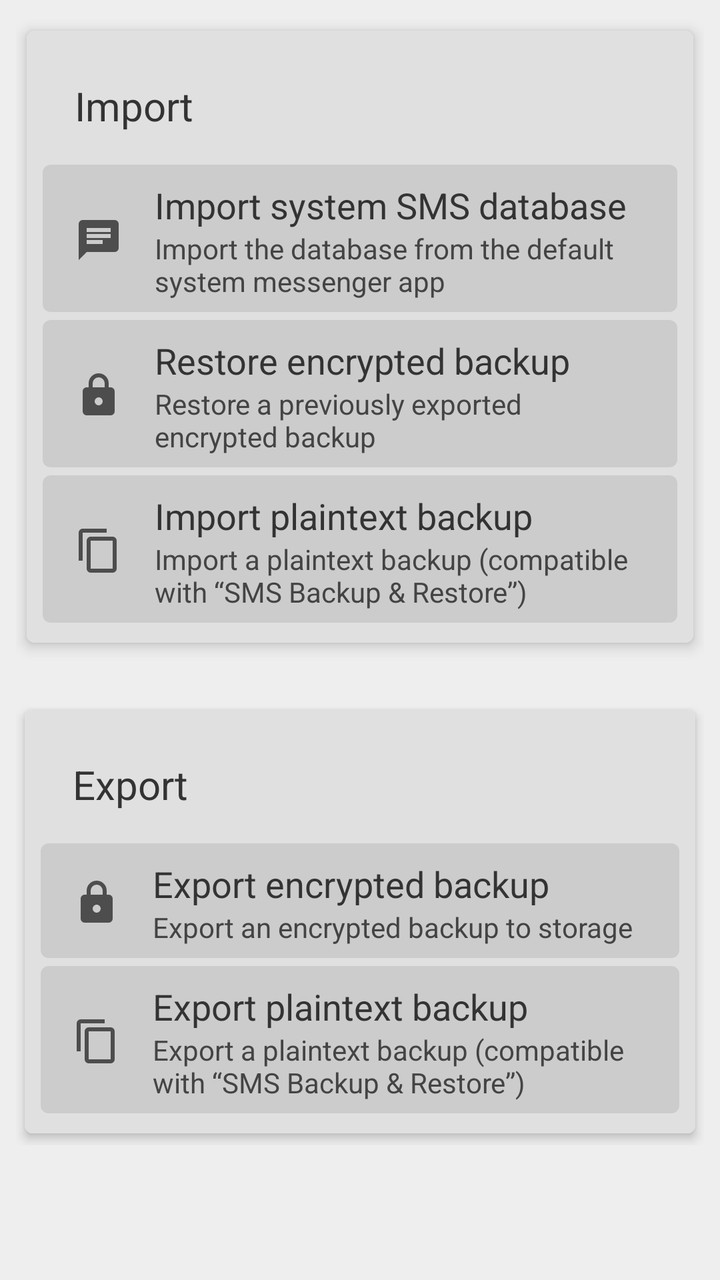
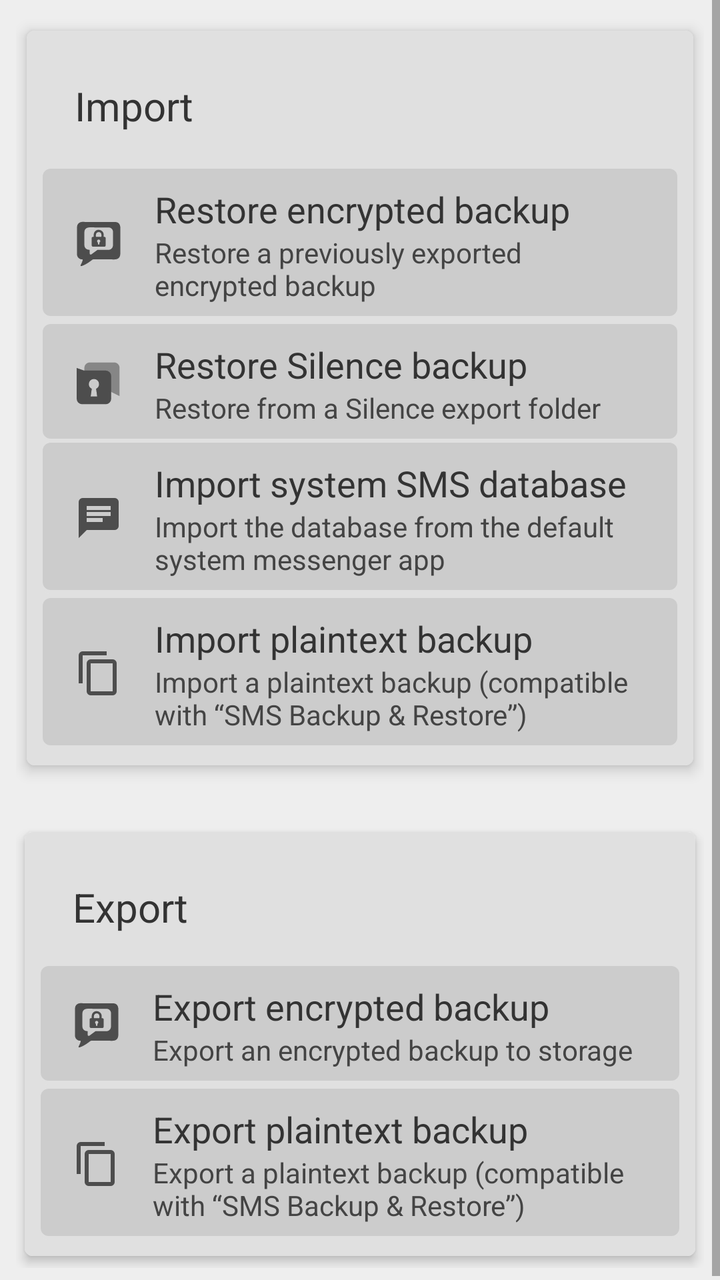

Two renders of the same Android screen: before a commit and after it. Below are the layout's source before the change and the commit's diff.
<!-- AndroidManifest.xml: application theme Theme.SMSecure -->
<!-- res/layout/import_export_fragment.xml -->
<?xml version="1.0" encoding="utf-8"?>
<ScrollView xmlns:android="http://schemas.android.com/apk/res/android"
    xmlns:card_view="http://schemas.android.com/apk/res-auto"
    android:layout_width="match_parent"
    android:layout_height="match_parent"
    android:gravity="center_vertical">

    <LinearLayout
        android:layout_width="match_parent"
        android:layout_height="wrap_content"
        android:gravity="center_vertical"
        android:orientation="vertical"
        android:padding="8dp">

        <androidx.cardview.widget.CardView
            android:layout_width="match_parent"
            android:layout_height="wrap_content"
            card_view:cardCornerRadius="@dimen/message_bubble_corner_radius"
            card_view:cardElevation="@dimen/message_bubble_corner_radius"
            card_view:cardUseCompatPadding="true">

            <LinearLayout
                android:layout_width="match_parent"
                android:layout_height="wrap_content"
                android:background="?attr/appColorBackgroundSecondary"
                android:orientation="vertical"
                android:padding="8dp">

                <FrameLayout
                    android:layout_width="match_parent"
                    android:layout_height="wrap_content"
                    android:padding="16dp">

                    <TextView
                        android:layout_width="wrap_content"
                        android:layout_height="wrap_content"
                        android:text="@string/Import"
                        android:textAppearance="@style/SMSecure.TextAppearance.Title"
                        android:textSize="20sp" />

                </FrameLayout>

                <LinearLayout
                    android:id="@+id/import_sms"
                    android:layout_width="match_parent"
                    android:layout_height="wrap_content"
                    android:background="@drawable/bg_import_export_item"
                    android:clickable="true"
                    android:focusable="true"
                    android:gravity="center_vertical"
                    android:orientation="horizontal"
                    android:padding="8dp">

                    <ImageView
                        android:layout_width="wrap_content"
                        android:layout_height="wrap_content"
                        android:layout_marginStart="8dp"
                        android:layout_marginEnd="8dp"
                        android:contentDescription="@string/import_fragment__import_system_sms_database"
                        android:src="@drawable/ic_message_text" />

                    <LinearLayout
                        android:layout_width="wrap_content"
                        android:layout_height="wrap_content"
                        android:orientation="vertical">

                        <TextView
                            android:layout_width="match_parent"
                            android:layout_height="wrap_content"
                            android:layout_marginStart="8dp"
                            android:layout_marginEnd="8dp"
                            android:gravity="start"
                            android:text="@string/import_fragment__import_system_sms_database"
                            android:textAppearance="@style/SMSecure.TextAppearance.Title" />

                        <TextView
                            android:layout_width="match_parent"
                            android:layout_height="wrap_content"
                            android:layout_marginStart="8dp"
                            android:layout_marginEnd="8dp"
                            android:gravity="start"
                            android:text="@string/import_fragment__import_the_database_from_the_default_system"
                            android:textAppearance="@style/SMSecure.TextAppearance.Subtitle" />

                    </LinearLayout>
                </LinearLayout>

                <LinearLayout
                    android:id="@+id/import_encrypted_backup"
                    android:layout_width="match_parent"
                    android:layout_height="wrap_content"
                    android:background="@drawable/bg_import_export_item"
                    android:clickable="true"
                    android:focusable="true"
                    android:gravity="center_vertical"
                    android:orientation="horizontal"
                    android:layout_marginTop="2dp"
                    android:padding="8dp">

                    <ImageView
                        android:layout_width="wrap_content"
                        android:layout_height="wrap_content"
                        android:layout_marginStart="8dp"
                        android:layout_marginEnd="8dp"
                        android:contentDescription="@string/import_fragment__restore_encrypted_backup"
                        android:src="@drawable/ic_lock" />

                    <LinearLayout
                        android:layout_width="wrap_content"
                        android:layout_height="wrap_content"
                        android:orientation="vertical">

                        <TextView
                            android:layout_width="match_parent"
                            android:layout_height="wrap_content"
                            android:layout_marginStart="8dp"
                            android:layout_marginEnd="8dp"
                            android:gravity="start"
                            android:text="@string/import_fragment__restore_encrypted_backup"
                            android:textAppearance="@style/SMSecure.TextAppearance.Title" />

                        <TextView
                            android:layout_width="match_parent"
                            android:layout_height="wrap_content"
                            android:layout_marginStart="8dp"
                            android:layout_marginEnd="8dp"
                            android:gravity="start"
                            android:text="@string/import_fragment__restore_a_previously_exported_encrypted_backup"
                            android:textAppearance="@style/SMSecure.TextAppearance.Subtitle" />
                    </LinearLayout>
                </LinearLayout>

                <LinearLayout
                    android:id="@+id/import_plaintext_backup"
                    android:layout_width="match_parent"
                    android:layout_height="wrap_content"
                    android:background="@drawable/bg_import_export_item"
                    android:clickable="true"
                    android:focusable="true"
                    android:gravity="center_vertical"
                    android:orientation="horizontal"
                    android:layout_marginTop="2dp"
                    android:padding="8dp">

                    <ImageView
                        android:layout_width="wrap_content"
                        android:layout_height="wrap_content"
                        android:layout_marginStart="8dp"
                        android:layout_marginEnd="8dp"
                        android:contentDescription="@string/import_fragment__import_plaintext_backup"
                        android:src="@drawable/ic_content_copy" />

                    <LinearLayout
                        android:layout_width="wrap_content"
                        android:layout_height="wrap_content"
                        android:orientation="vertical">

                        <TextView
                            android:layout_width="match_parent"
                            android:layout_height="wrap_content"
                            android:layout_marginStart="8dp"
                            android:layout_marginEnd="8dp"
                            android:gravity="start"
                            android:text="@string/import_fragment__import_plaintext_backup"
                            android:textAppearance="@style/SMSecure.TextAppearance.Title" />

                        <TextView
                            android:layout_width="match_parent"
                            android:layout_height="wrap_content"
                            android:layout_marginStart="8dp"
                            android:layout_marginEnd="8dp"
                            android:gravity="start"
                            android:text="@string/import_fragment__import_a_plaintext_backup_file"
                            android:textAppearance="@style/SMSecure.TextAppearance.Subtitle" />
                    </LinearLayout>
                </LinearLayout>

            </LinearLayout>

        </androidx.cardview.widget.CardView>

        <androidx.cardview.widget.CardView
            android:layout_width="match_parent"
            android:layout_height="wrap_content"
            android:layout_marginTop="20dp"
            card_view:cardCornerRadius="@dimen/message_bubble_corner_radius"
            card_view:cardElevation="3dp"
            card_view:cardUseCompatPadding="true">

            <LinearLayout
                android:layout_width="match_parent"
                android:layout_height="wrap_content"
                android:background="?attr/appColorBackgroundSecondary"
                android:orientation="vertical"
                android:padding="8dp">

                <FrameLayout
                    android:layout_width="match_parent"
                    android:layout_height="wrap_content"
                    android:padding="16dp">

                    <TextView
                        android:layout_width="wrap_content"
                        android:layout_height="wrap_content"
                        android:text="@string/ExportFragment_export"
                        android:textAppearance="@style/SMSecure.TextAppearance.Title"
                        android:textSize="20sp" />
                </FrameLayout>

                <LinearLayout
                    android:id="@+id/export_encrypted_backup"
                    android:layout_width="match_parent"
                    android:layout_height="wrap_content"
                    android:background="@drawable/bg_import_export_item"
                    android:clickable="true"
                    android:focusable="true"
                    android:gravity="center_vertical"
                    android:orientation="horizontal"
                    android:padding="8dp">

                    <ImageView
                        android:layout_width="wrap_content"
                        android:layout_height="wrap_content"
                        android:layout_marginStart="8dp"
                        android:layout_marginEnd="8dp"
                        android:contentDescription="@string/export_fragment__export_encrypted_backup"
                        android:src="@drawable/ic_lock" />

                    <LinearLayout
                        android:layout_width="wrap_content"
                        android:layout_height="wrap_content"
                        android:orientation="vertical">

                        <TextView
                            android:layout_width="match_parent"
                            android:layout_height="wrap_content"
                            android:layout_marginStart="8dp"
                            android:layout_marginEnd="8dp"
                            android:gravity="start"
                            android:text="@string/export_fragment__export_encrypted_backup"
                            android:textAppearance="@style/SMSecure.TextAppearance.Title" />

                        <TextView
                            android:layout_width="match_parent"
                            android:layout_height="wrap_content"
                            android:layout_marginStart="8dp"
                            android:layout_marginEnd="8dp"
                            android:gravity="start"
                            android:text="@string/export_fragment__export_an_encrypted_backup_to_storage"
                            android:textAppearance="@style/SMSecure.TextAppearance.Subtitle" />
                    </LinearLayout>
                </LinearLayout>

                <LinearLayout
                    android:id="@+id/export_plaintext_backup"
                    android:layout_width="match_parent"
                    android:layout_height="wrap_content"
                    android:background="@drawable/bg_import_export_item"
                    android:clickable="true"
                    android:focusable="true"
                    android:gravity="center_vertical"
                    android:orientation="horizontal"
                    android:layout_marginTop="2dp"
                    android:padding="8dp">

                    <ImageView
                        android:layout_width="wrap_content"
                        android:layout_height="wrap_content"
                        android:layout_marginStart="8dp"
                        android:layout_marginEnd="8dp"
                        android:contentDescription="@string/export_fragment__export_plaintext_backup"
                        android:src="@drawable/ic_content_copy" />

                    <LinearLayout
                        android:layout_width="wrap_content"
                        android:layout_height="wrap_content"
                        android:orientation="vertical">

                        <TextView
                            android:layout_width="match_parent"
                            android:layout_height="wrap_content"
                            android:layout_marginStart="8dp"
                            android:layout_marginEnd="8dp"
                            android:gravity="start"
                            android:text="@string/export_fragment__export_plaintext_backup"
                            android:textAppearance="@style/SMSecure.TextAppearance.Title" />

                        <TextView
                            android:layout_width="match_parent"
                            android:layout_height="wrap_content"
                            android:layout_marginStart="8dp"
                            android:layout_marginEnd="8dp"
                            android:gravity="start"
                            android:text="@string/export_fragment__export_a_plaintext_backup_compatible_with"
                            android:textAppearance="@style/SMSecure.TextAppearance.Subtitle" />
                    </LinearLayout>
                </LinearLayout>

            </LinearLayout>
        </androidx.cardview.widget.CardView>

    </LinearLayout>
</ScrollView>
<!-- resources referenced by this layout -->
<resources>
  <dimen name="message_bubble_corner_radius">4dp</dimen>
  <string name="ExportFragment_export">Export</string>
  <string name="Import">Import</string>
  <string name="export_fragment__export_a_plaintext_backup_compatible_with">Export a plaintext backup (compatible with “SMS Backup &amp; Restore”)</string>
  <string name="export_fragment__export_an_encrypted_backup_to_storage">Export an encrypted backup to storage</string>
  <string name="export_fragment__export_encrypted_backup">Export encrypted backup</string>
  <string name="export_fragment__export_plaintext_backup">Export plaintext backup</string>
  <string name="import_fragment__import_a_plaintext_backup_file">Import a plaintext backup (compatible with “SMS Backup &amp; Restore”)</string>
  <string name="import_fragment__import_plaintext_backup">Import plaintext backup</string>
  <string name="import_fragment__import_system_sms_database">Import system SMS database</string>
  <string name="import_fragment__import_the_database_from_the_default_system">Import the database from the default system messenger app</string>
  <string name="import_fragment__restore_a_previously_exported_encrypted_backup">Restore a previously exported encrypted backup</string>
  <string name="import_fragment__restore_encrypted_backup">Restore encrypted backup</string>
  <style name="SMSecure.TextAppearance.Subtitle" parent="TextAppearance.AppCompat.Small">
          <item name="android:textColor">?attr/appColorTextSubtitle</item>
      </style>
  <style name="SMSecure.TextAppearance.Title" parent="TextAppearance.AppCompat.Medium">
          <item name="android:textColor">?attr/appColorTextTitle</item>
      </style>
  <color name="white">#ffffffff</color>
  <color name="black">#ff000000</color>
  <color name="grey_600">#757575</color>
  <color name="white_transparent25">#BFffffff</color>
  <color name="blue_400">#42A5F5</color>
  <color name="gray12">#ffe0e0e0</color>
  <color name="gray5">#ffeeeeee</color>
  <color name="gray20">#ffcccccc</color>
  <color name="gray50">#ff808080</color>
  <color name="gray70">#ff4d4d4d</color>
  <color name="gray73">#ff444444</color>
  <color name="gray80">#ff333333</color>
  <color name="cyan_500">#00BCD4</color>
  <color name="primary_color">@color/blue_500</color>
  <color name="gray15">#ffd8d8d8</color>
  <color name="black_transparent60">#66000000</color>
  <color name="black_transparent37">#A0000000</color>
  <color name="grey_800">#424242</color>
  <color name="grey_900">#212121</color>
  <color name="gray80_transparent60">#66333333</color>
  <color name="black_transparent87">#22000000</color>
  <color name="gray95">#ff111111</color>
  <color name="black_transparent40">#99000000</color>
  <style name="SMSecure.OverflowButton" parent="Widget.AppCompat.ActionButton.Overflow">
          <item name="android:tint">?attr/appColorToolbarControl</item>
      </style>
  <style name="Widget.SMSecure.PopupWindow" parent="Widget.AppCompat.PopupWindow">
          <item name="android:popupBackground">?attr/appColorPopupBackground</item>
      </style>
  <color name="blue_500">#2196F3</color>
  <style name="SMSecure.TextAppearance.ActionMode.Title" parent="TextAppearance.AppCompat.Title">
          <item name="android:textColor">?attr/appColorToolbarTextTitle</item>
      </style>
  <style name="SMSecure.TextAppearance.ActionMode.Subtitle" parent="TextAppearance.AppCompat.Small">
          <item name="android:textColor">?attr/appColorToolbarTextSubtitle</item>
      </style>
  <style name="TextAppearance.SMSecure.DialogTitle" parent="TextAppearance.AppCompat.Title">
          <item name="android:shadowColor">@android:color/transparent</item>
      </style>
  <color name="transparent">#00000000</color>
</resources>

<!-- the commit's change to res/layout/import_export_fragment.xml (unified diff, before → after) -->
@@ -41,6 +41,96 @@
                 </FrameLayout>
 
                 <LinearLayout
+                    android:id="@+id/import_encrypted_backup"
+                    android:layout_width="match_parent"
+                    android:layout_height="wrap_content"
+                    android:background="@drawable/bg_import_export_item"
+                    android:clickable="true"
+                    android:focusable="true"
+                    android:gravity="center_vertical"
+                    android:orientation="horizontal"
+                    android:layout_marginTop="2dp"
+                    android:padding="8dp">
+
+                    <ImageView
+                        android:layout_width="wrap_content"
+                        android:layout_height="wrap_content"
+                        android:layout_marginStart="8dp"
+                        android:layout_marginEnd="8dp"
+                        android:contentDescription="@string/import_fragment__restore_encrypted_backup"
+                        android:src="@drawable/ic_smsecure_bw" />
+
+                    <LinearLayout
+                        android:layout_width="wrap_content"
+                        android:layout_height="wrap_content"
+                        android:orientation="vertical">
+
+                        <TextView
+                            android:layout_width="match_parent"
+                            android:layout_height="wrap_content"
+                            android:layout_marginStart="8dp"
+                            android:layout_marginEnd="8dp"
+                            android:gravity="start"
+                            android:text="@string/import_fragment__restore_encrypted_backup"
+                            android:textAppearance="@style/SMSecure.TextAppearance.Title" />
+
+                        <TextView
+                            android:layout_width="match_parent"
+                            android:layout_height="wrap_content"
+                            android:layout_marginStart="8dp"
+                            android:layout_marginEnd="8dp"
+                            android:gravity="start"
+                            android:text="@string/import_fragment__restore_a_previously_exported_encrypted_backup"
+                            android:textAppearance="@style/SMSecure.TextAppearance.Subtitle" />
+                    </LinearLayout>
+                </LinearLayout>
+
+                <LinearLayout
+                    android:id="@+id/import_silence_backup"
+                    android:layout_width="match_parent"
+                    android:layout_height="wrap_content"
+                    android:background="@drawable/bg_import_export_item"
+                    android:clickable="true"
+                    android:focusable="true"
+                    android:gravity="center_vertical"
+                    android:orientation="horizontal"
+                    android:layout_marginTop="2dp"
+                    android:padding="8dp">
+
+                    <ImageView
+                        android:layout_width="wrap_content"
+                        android:layout_height="wrap_content"
+                        android:layout_marginStart="8dp"
+                        android:layout_marginEnd="8dp"
+                        android:contentDescription="@string/ImportFragment_silence_backup"
+                        android:src="@drawable/ic_silence" />
+
+                    <LinearLayout
+                        android:layout_width="wrap_content"
+                        android:layout_height="wrap_content"
+                        android:orientation="vertical">
+
+                        <TextView
+                            android:layout_width="match_parent"
+                            android:layout_height="wrap_content"
+                            android:layout_marginStart="8dp"
+                            android:layout_marginEnd="8dp"
+                            android:gravity="start"
+                            android:text="@string/ImportFragment_silence_backup"
+                            android:textAppearance="@style/SMSecure.TextAppearance.Title" />
+
+                        <TextView
+                            android:layout_width="match_parent"
+                            android:layout_height="wrap_content"
+                            android:layout_marginStart="8dp"
+                            android:layout_marginEnd="8dp"
+                            android:gravity="start"
+                            android:text="@string/ImportFragment_silence_backup_description"
+                            android:textAppearance="@style/SMSecure.TextAppearance.Subtitle" />
+                    </LinearLayout>
+                </LinearLayout>
+
+                <LinearLayout
                     android:id="@+id/import_sms"
                     android:layout_width="match_parent"
                     android:layout_height="wrap_content"
@@ -82,51 +172,6 @@
                             android:text="@string/import_fragment__import_the_database_from_the_default_system"
                             android:textAppearance="@style/SMSecure.TextAppearance.Subtitle" />
 
-                    </LinearLayout>
-                </LinearLayout>
-
-                <LinearLayout
-                    android:id="@+id/import_encrypted_backup"
-                    android:layout_width="match_parent"
-                    android:layout_height="wrap_content"
-                    android:background="@drawable/bg_import_export_item"
-                    android:clickable="true"
-                    android:focusable="true"
-                    android:gravity="center_vertical"
-                    android:orientation="horizontal"
-                    android:layout_marginTop="2dp"
-                    android:padding="8dp">
-
-                    <ImageView
-                        android:layout_width="wrap_content"
-                        android:layout_height="wrap_content"
-                        android:layout_marginStart="8dp"
-                        android:layout_marginEnd="8dp"
-                        android:contentDescription="@string/import_fragment__restore_encrypted_backup"
-                        android:src="@drawable/ic_lock" />
-
-                    <LinearLayout
-                        android:layout_width="wrap_content"
-                        android:layout_height="wrap_content"
-                        android:orientation="vertical">
-
-                        <TextView
-                            android:layout_width="match_parent"
-                            android:layout_height="wrap_content"
-                            android:layout_marginStart="8dp"
-                            android:layout_marginEnd="8dp"
-                            android:gravity="start"
-                            android:text="@string/import_fragment__restore_encrypted_backup"
-                            android:textAppearance="@style/SMSecure.TextAppearance.Title" />
-
-                        <TextView
-                            android:layout_width="match_parent"
-                            android:layout_height="wrap_content"
-                            android:layout_marginStart="8dp"
-                            android:layout_marginEnd="8dp"
-                            android:gravity="start"
-                            android:text="@string/import_fragment__restore_a_previously_exported_encrypted_backup"
-                            android:textAppearance="@style/SMSecure.TextAppearance.Subtitle" />
                     </LinearLayout>
                 </LinearLayout>
 
@@ -224,7 +269,7 @@
                         android:layout_marginStart="8dp"
                         android:layout_marginEnd="8dp"
                         android:contentDescription="@string/export_fragment__export_encrypted_backup"
-                        android:src="@drawable/ic_lock" />
+                        android:src="@drawable/ic_smsecure_bw" />
 
                     <LinearLayout
                         android:layout_width="wrap_content"
<!-- resource entries referenced after the edit -->
@@ -3,6 +3,8 @@
   <dimen name="message_bubble_corner_radius">4dp</dimen>
   <string name="ExportFragment_export">Export</string>
   <string name="Import">Import</string>
+  <string name="ImportFragment_silence_backup">Restore Silence backup</string>
+  <string name="ImportFragment_silence_backup_description">Restore from a Silence export folder</string>
   <string name="export_fragment__export_a_plaintext_backup_compatible_with">Export a plaintext backup (compatible with “SMS Backup &amp; Restore”)</string>
   <string name="export_fragment__export_an_encrypted_backup_to_storage">Export an encrypted backup to storage</string>
   <string name="export_fragment__export_encrypted_backup">Export encrypted backup</string>
